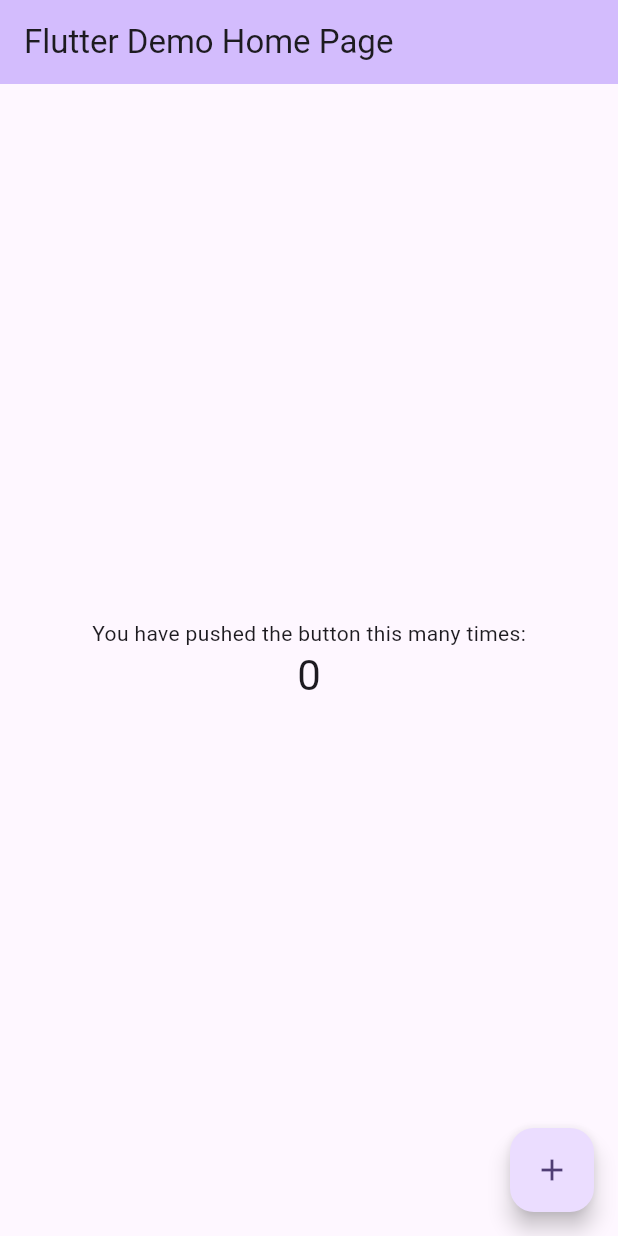
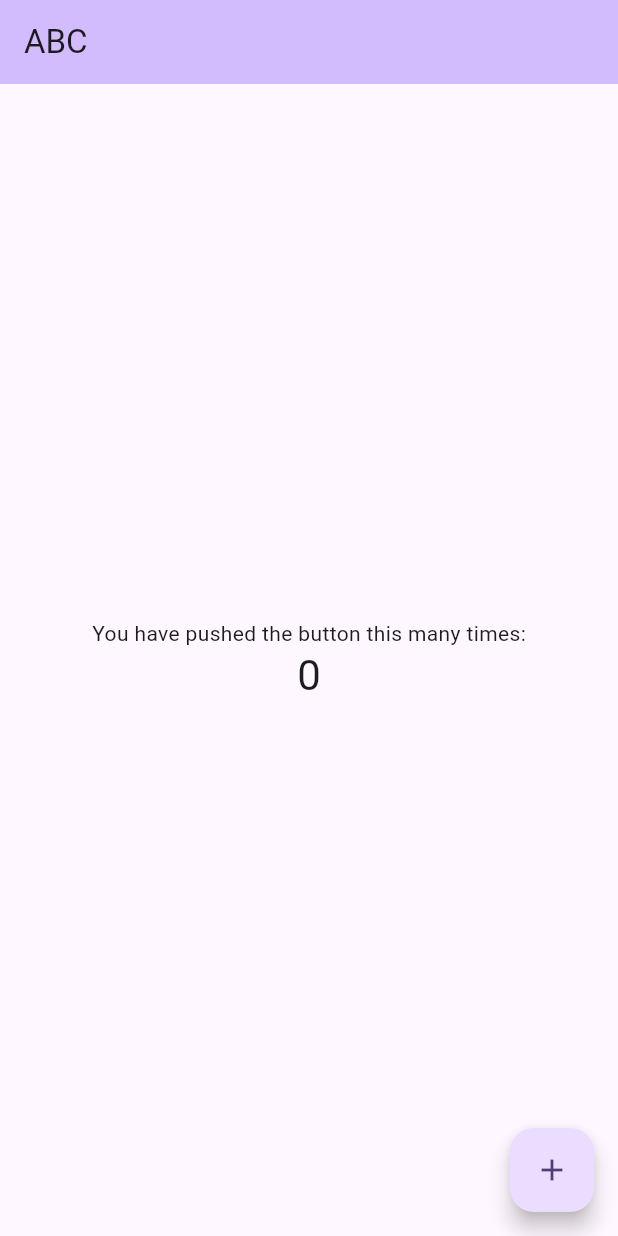
Before and after one commit to hamdiramdhoni/super_basic, a Flutter app: the screen it shows after launch, on a phone screen of 412 x 824 dp. Run offline on Flutter 3.47's test engine with Material 3 defaults, Android fonts, the phone set to English and light mode, and no system bars.

```diff
--- a/lib/main.dart
+++ b/lib/main.dart
@@ -7,46 +7,21 @@ void main() {
 class MyApp extends StatelessWidget {
   const MyApp({super.key});
 
-  // This widget is the root of your application.
   @override
   Widget build(BuildContext context) {
     return MaterialApp(
       title: 'Flutter Demo',
       theme: ThemeData(
-        // This is the theme of your application.
-        //
-        // TRY THIS: Try running your application with "flutter run". You'll see
-        // the application has a purple toolbar. Then, without quitting the app,
-        // try changing the seedColor in the colorScheme below to Colors.green
-        // and then invoke "hot reload" (save your changes or press the "hot
-        // reload" button in a Flutter-supported IDE, or press "r" if you used
-        // the command line to start the app).
-        //
-        // Notice that the counter didn't reset back to zero; the application
-        // state is not lost during the reload. To reset the state, use hot
-        // restart instead.
-        //
-        // This works for code too, not just values: Most code changes can be
-        // tested with just a hot reload.
         colorScheme: ColorScheme.fromSeed(seedColor: Colors.deepPurple),
         useMaterial3: true,
       ),
-      home: const MyHomePage(title: 'Flutter Demo Home Page'),
+      home: const MyHomePage(title: 'ABC'),
     );
   }
 }
 
 class MyHomePage extends StatefulWidget {
   const MyHomePage({super.key, required this.title});
-
-  // This widget is the home page of your application. It is stateful, meaning
-  // that it has a State object (defined below) that contains fields that affect
-  // how it looks.
-
-  // This class is the configuration for the state. It holds the values (in this
-  // case the title) provided by the parent (in this case the App widget) and
-  // used by the build method of the State. Fields in a Widget subclass are
-  // always marked "final".
 
   final String title;
 
@@ -59,50 +34,19 @@ class _MyHomePageState extends State<MyHomePage> {
 
   void _incrementCounter() {
     setState(() {
-      // This call to setState tells the Flutter framework that something has
-      // changed in this State, which causes it to rerun the build method below
-      // so that the display can reflect the updated values. If we changed
-      // _counter without calling setState(), then the build method would not be
-      // called again, and so nothing would appear to happen.
       _counter++;
     });
   }
 
   @override
   Widget build(BuildContext context) {
-    // This method is rerun every time setState is called, for instance as done
-    // by the _incrementCounter method above.
-    //
-    // The Flutter framework has been optimized to make rerunning build methods
-    // fast, so that you can just rebuild anything that needs updating rather
-    // than having to individually change instances of widgets.
     return Scaffold(
       appBar: AppBar(
-        // TRY THIS: Try changing the color here to a specific color (to
-        // Colors.amber, perhaps?) and trigger a hot reload to see the AppBar
-        // change color while the other colors stay the same.
         backgroundColor: Theme.of(context).colorScheme.inversePrimary,
-        // Here we take the value from the MyHomePage object that was created by
-        // the App.build method, and use it to set our appbar title.
         title: Text(widget.title),
       ),
       body: Center(
-        // Center is a layout widget. It takes a single child and positions it
-        // in the middle of the parent.
         child: Column(
-          // Column is also a layout widget. It takes a list of children and
-          // arranges them vertically. By default, it sizes itself to fit its
-          // children horizontally, and tries to be as tall as its parent.
-          //
-          // Column has various properties to control how it sizes itself and
-          // how it positions its children. Here we use mainAxisAlignment to
-          // center the children vertically; the main axis here is the vertical
-          // axis because Columns are vertical (the cross axis would be
-          // horizontal).
-          //
-          // TRY THIS: Invoke "debug painting" (choose the "Toggle Debug Paint"
-          // action in the IDE, or press "p" in the console), to see the
-          // wireframe for each widget.
           mainAxisAlignment: MainAxisAlignment.center,
           children: <Widget>[
             const Text(
@@ -119,7 +63,7 @@ class _MyHomePageState extends State<MyHomePage> {
         onPressed: _incrementCounter,
         tooltip: 'Increment',
         child: const Icon(Icons.add),
-      ), // This trailing comma makes auto-formatting nicer for build methods.
+      ),
     );
   }
 }
```
Also changed, not shown: lib/test.dart (added, +43 -0 lines), lib/widget.dart (added, +24 -0 lines), pubspec.lock, 1 other file.
